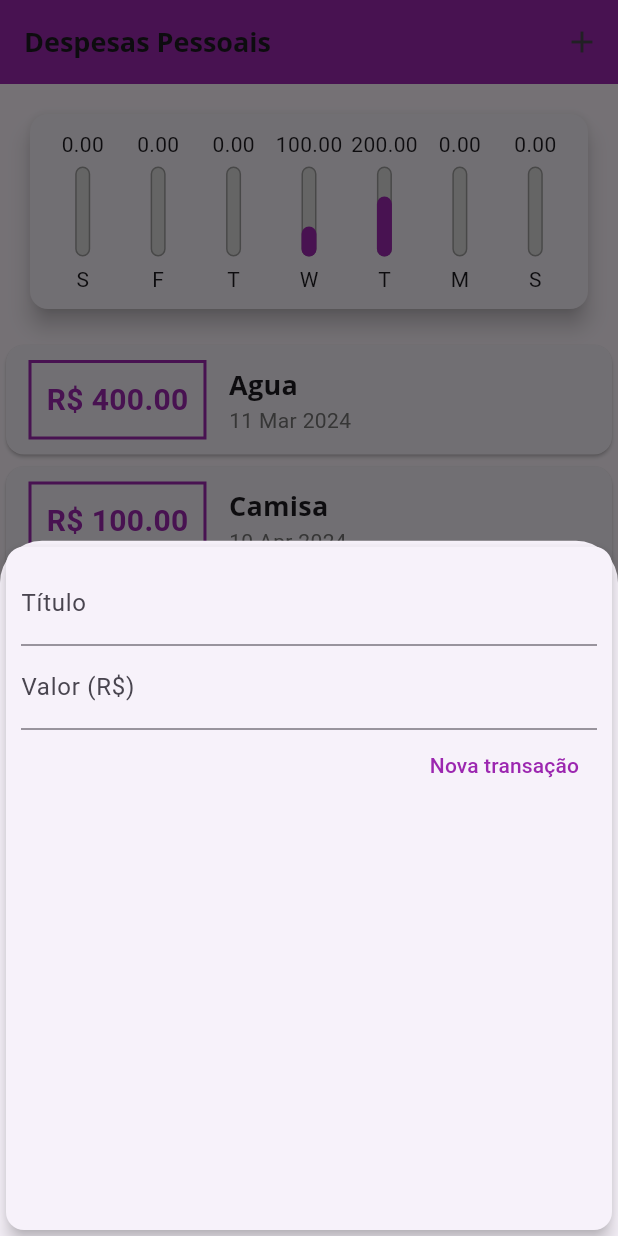
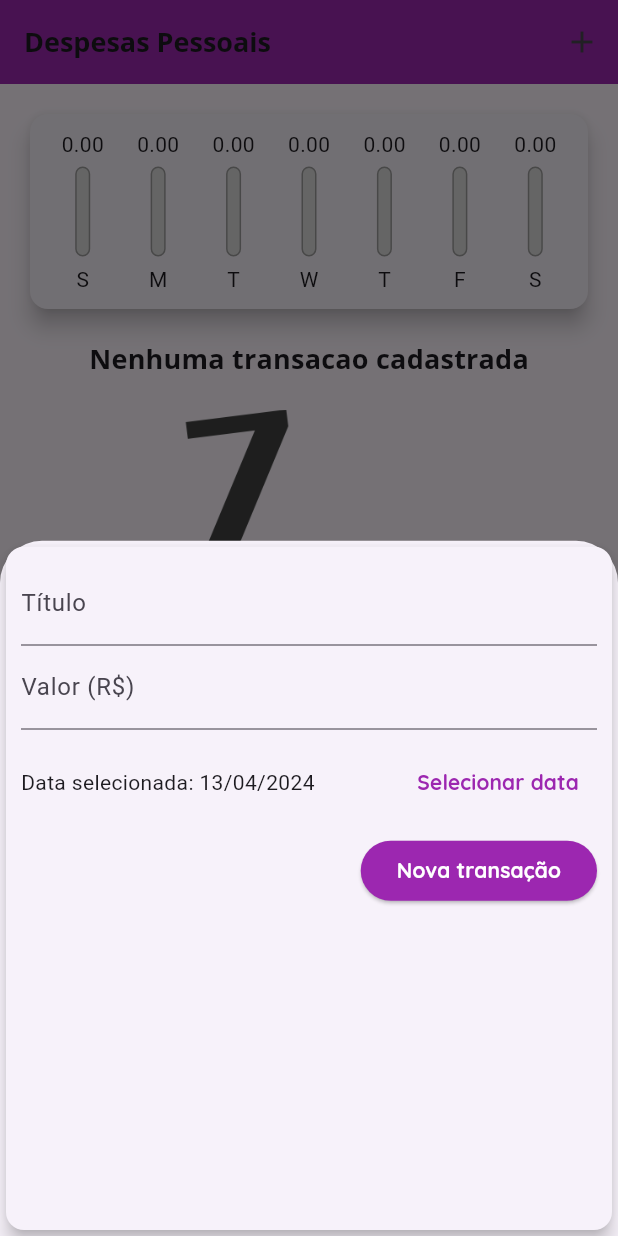
Before and after one commit to VORP2830/Expenses, a Flutter app: the screen it shows after launch, after a tap on the "add" icon, on a phone screen of 412 x 824 dp. Run offline on Flutter 3.47's test engine with Material 3 defaults, Android fonts, the phone set to English and light mode, and no system bars.

Commit message:
Aula 128 - 136

```diff
--- a/lib/components/chart.dart
+++ b/lib/components/chart.dart
@@ -30,7 +30,7 @@ class Chart extends StatelessWidget {
           'value': totalSum,
         };
       },
-    );
+    ).reversed.toList();
   }
 
   double get _weekTotalValue {
@@ -54,7 +54,7 @@ class Chart extends StatelessWidget {
               child: ChartBar(
                 label: t['day'].toString(),
                 value: double.parse(t['value'].toString()),
-                percentage: (t['value'] as double)/_weekTotalValue,
+                percentage:  _weekTotalValue == 0 ? 0 : (t['value'] as double) / _weekTotalValue,
               ),
             );
           }).toList(),
--- a/lib/components/chart_bar.dart
+++ b/lib/components/chart_bar.dart
@@ -15,9 +15,12 @@ class ChartBar extends StatelessWidget {
   Widget build(BuildContext context) {
     return Column(
       children: <Widget>[
-        FittedBox(
-          child: Text(
-            '${value.toStringAsFixed(2)}',
+        Container(
+          height: 20,
+          child: FittedBox(
+            child: Text(
+              '${value.toStringAsFixed(2)}',
+            ),
           ),
         ),
         SizedBox(
--- a/lib/components/transaction_form.dart
+++ b/lib/components/transaction_form.dart
@@ -1,7 +1,9 @@
+import 'package:flutter/cupertino.dart';
 import 'package:flutter/material.dart';
+import 'package:intl/intl.dart';
 
 class TransactionForm extends StatefulWidget {
-  final void Function(String, double) onSubmit;
+  final void Function(String, double, DateTime) onSubmit;
   TransactionForm(this.onSubmit);
 
   @override
@@ -9,19 +11,39 @@ class TransactionForm extends StatefulWidget {
 }
 
 class _TransactionFormState extends State<TransactionForm> {
-  final titleController = TextEditingController();
-
-  final valueController = TextEditingController();
+  final _titleController = TextEditingController();
+  final _valueController = TextEditingController();
+  DateTime _selectedDate = DateTime.now();
 
   _submitForm() {
-    final title = titleController.text;
-    final value = double.tryParse(valueController.text) ?? 0.0;
+    final title = _titleController.text;
+    final value = double.tryParse(_valueController.text) ?? 0.0;
+
     if (title.isEmpty || value <= 0.0) {
       return;
     }
     widget.onSubmit(
       title,
       value,
+      _selectedDate,
+    );
+  }
+
+  _showDatePicker() {
+    showDatePicker(
+      context: context,
+      initialDate: DateTime.now(),
+      firstDate: DateTime(DateTime.now().year),
+      lastDate: DateTime.now(),
+    ).then(
+      (pickedDate) {
+        if (pickedDate == null) {
+          return;
+        }
+        setState(() {
+          _selectedDate = pickedDate;
+        });
+      },
     );
   }
 
@@ -34,14 +56,14 @@ class _TransactionFormState extends State<TransactionForm> {
         child: Column(
           children: <Widget>[
             TextField(
-              controller: titleController,
+              controller: _titleController,
               onSubmitted: (_) => _submitForm(),
               decoration: InputDecoration(
                 labelText: 'Título',
               ),
             ),
             TextField(
-              controller: valueController,
+              controller: _valueController,
               keyboardType: TextInputType.numberWithOptions(
                 decimal: true,
               ),
@@ -50,14 +72,41 @@ class _TransactionFormState extends State<TransactionForm> {
                 labelText: 'Valor (R\$)',
               ),
             ),
+            Container(
+              height: 70,
+              child: Row(
+                children: <Widget>[
+                  Expanded(
+                    child: Text(
+                      _selectedDate == null
+                          ? 'Selecionar a data'
+                          : 'Data selecionada: ${DateFormat('dd/MM/y').format(_selectedDate!)}',
+                    ),
+                  ),
+                  TextButton(
+                    child: Text(
+                      'Selecionar data',
+                      style: TextStyle(
+                        color: Theme.of(context).primaryColor,
+                        fontWeight: FontWeight.bold,
+                      ),
+                    ),
+                    onPressed: _showDatePicker,
+                  ),
+                ],
+              ),
+            ),
             Row(
               mainAxisAlignment: MainAxisAlignment.end,
-              children: [
-                TextButton(
+              children: <Widget>[
+                ElevatedButton(
+                  style: ElevatedButton.styleFrom(
+                    backgroundColor: Theme.of(context).primaryColor,
+                  ),
                   child: Text(
                     'Nova transação',
                     style: TextStyle(
-                      color: Theme.of(context).primaryColor,
+                      color: Theme.of(context).textTheme.labelLarge!.color,
                     ),
                   ),
                   onPressed: _submitForm,
--- a/lib/components/transaction_list.dart
+++ b/lib/components/transaction_list.dart
@@ -4,8 +4,9 @@ import '../models/transaction.dart';
 
 class TransactionList extends StatelessWidget {
   final List<Transaction> transaction;
+  final void Function(String) onRemove;
 
-  TransactionList(this.transaction);
+  TransactionList(this.transaction, this.onRemove);
 
   @override
   Widget build(BuildContext context) {
@@ -35,47 +36,33 @@ class TransactionList extends StatelessWidget {
               itemBuilder: (ctx, index) {
                 final tr = transaction[index];
                 return Card(
-                  child: Row(
-                    children: <Widget>[
-                      Container(
+                  elevation: 5,
                   margin: EdgeInsets.symmetric(
-                          horizontal: 15,
-                          vertical: 10,
+                    vertical: 8,
+                    horizontal: 5,
                   ),
-                        decoration: BoxDecoration(
-                          border: Border.all(
-                            color: Theme.of(context).primaryColor,
-                            width: 2,
-                          ),
-                        ),
-                        padding: EdgeInsets.all(
-                          10,
-                        ),
-                        child: Text(
-                          'R\$ ${tr.value.toStringAsFixed(2)}',
-                          style: TextStyle(
-                            fontWeight: FontWeight.bold,
-                            fontSize: 20,
-                            color: Theme.of(context).primaryColor,
+                  child: ListTile(
+                    leading: CircleAvatar(
+                      radius: 30,
+                      child: Padding(
+                        padding: const EdgeInsets.all(6),
+                        child: FittedBox(
+                          child: Text('R\$${tr.value.toStringAsFixed(2)}'),
                         ),
                       ),
                     ),
-                      Column(
-                        crossAxisAlignment: CrossAxisAlignment.start,
-                        children: <Widget>[
-                          Text(
+                    title: Text(
                       tr.title,
                       style: Theme.of(context).textTheme.titleMedium,
                     ),
-                          Text(
+                    subtitle: Text(
                       DateFormat('d MMM y').format(tr.date),
-                            style: TextStyle(
-                              color: Colors.grey[600],
                     ),
-                          )
-                        ],
-                      )
-                    ],
+                    trailing: IconButton(
+                      icon: Icon(Icons.delete),
+                      color: Theme.of(context).errorColor,
+                      onPressed: () => onRemove(tr.id),
+                    ),
                   ),
                 );
               },
--- a/lib/main.dart
+++ b/lib/main.dart
@@ -28,6 +28,10 @@ class ExpensesApp extends StatelessWidget {
                 fontSize: 18,
                 fontWeight: FontWeight.bold,
               ),
+              labelLarge: TextStyle(
+                color: Colors.white,
+                fontWeight: FontWeight.bold,
+              ),
             ),
         appBarTheme: AppBarTheme(
           titleTextStyle: ThemeData.light().textTheme.headline6!.copyWith(
@@ -46,26 +50,7 @@ class MyHomeApp extends StatefulWidget {
   State<MyHomeApp> createState() => _MyHomeAppState();
 }
 
-final List<Transaction> _transactions = [
-  Transaction(
-    id: 'T0',
-    title: 'Agua',
-    value: 400,
-    date: DateTime.now().subtract(Duration(days: 33)),
-  ),
-  Transaction(
-    id: 'T1',
-    title: 'Camisa',
-    value: 100,
-    date: DateTime.now().subtract(Duration(days: 3)),
-  ),
-  Transaction(
-    id: 'T2',
-    title: 'Tenis',
-    value: 200,
-    date: DateTime.now().subtract(Duration(days: 4)),
-  ),
-];
+final List<Transaction> _transactions = [ ];
 
 List<Transaction> get _recentTransactions {
   return _transactions.where(
@@ -80,12 +65,12 @@ List<Transaction> get _recentTransactions {
 }
 
 class _MyHomeAppState extends State<MyHomeApp> {
-  _addTransaction(String title, double value) {
+  _addTransaction(String title, double value, DateTime date) {
     final newTransaction = Transaction(
       id: Random().nextDouble().toString(),
       title: title,
       value: value,
-      date: DateTime.now(),
+      date: date,
     );
 
     setState(() {
@@ -97,6 +82,16 @@ class _MyHomeAppState extends State<MyHomeApp> {
     Navigator.of(
       context,
     ).pop();
+  }
+
+  _removeTransaction(String id) {
+    setState(() {
+      _transactions.removeWhere(
+        (tr) {
+          return tr.id == id;
+        },
+      );
+    });
   }
 
   _openTransctionFormModal(BuildContext context) {
@@ -131,8 +126,11 @@ class _MyHomeAppState extends State<MyHomeApp> {
           Chart(
             _recentTransactions,
           ),
-          TransactionList(
-            _transactions,
+          Expanded(
+            child: TransactionList(
+              _transactions,
+              _removeTransaction,
+            ),
           ),
         ],
       ),
```
Lines whose indentation alone changed are shown as unchanged.
